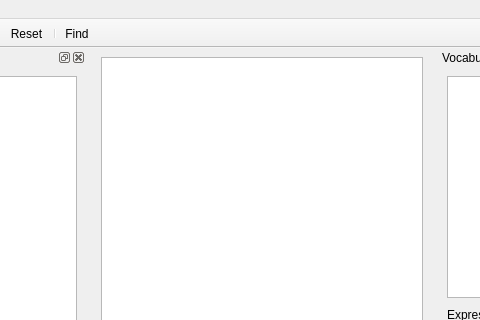
Old version of the form ui/reader.ui in the repository FooSoft/yomichan-anki; both pictures show x 188 to 668 and y 0 to 320 of the 900 by 650 pixel window.
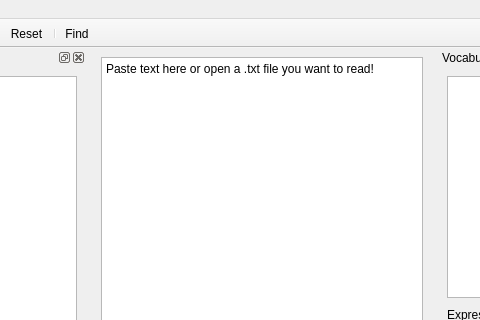
New version of the form. Icons and pictures are not drawn.

```diff
--- a/ui/reader.ui
+++ b/ui/reader.ui
@@ -30,6 +30,9 @@
       <property name="readOnly">
        <bool>true</bool>
       </property>
+      <property name="plainText">
+       <string>Paste text here or open a .txt file you want to read!</string>
+      </property>
      </widget>
     </item>
    </layout>
```
